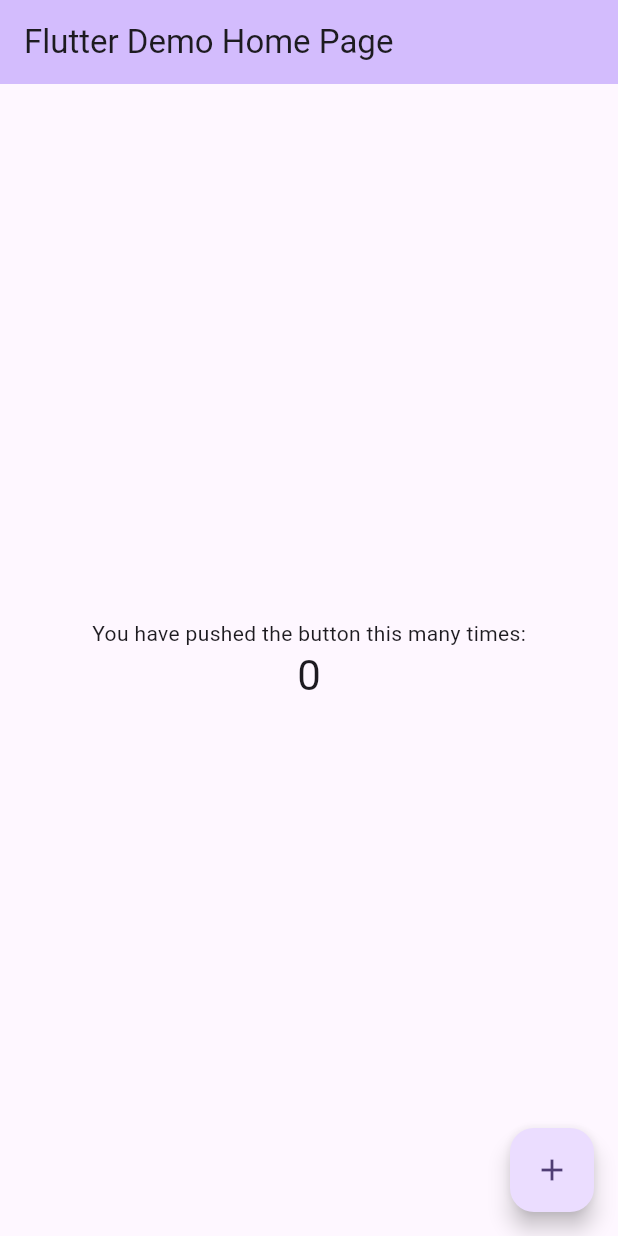
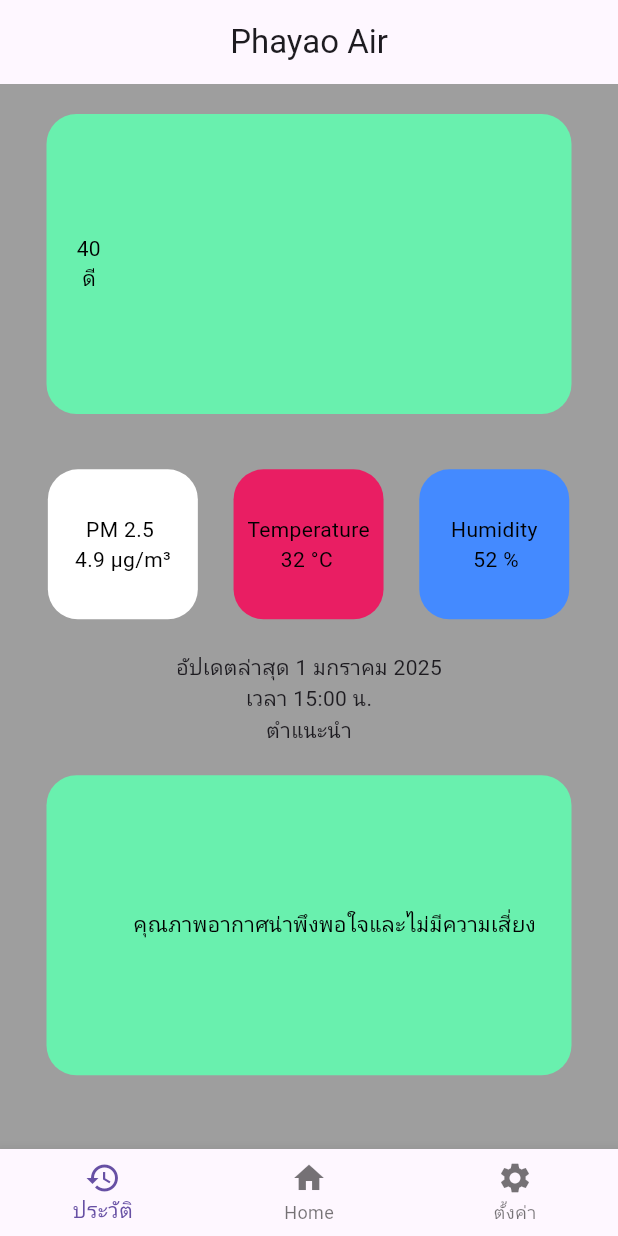
Before and after one commit to P0XKY/226314-Mobile-Application, a Flutter app: the screen it shows after launch, on a phone screen of 412 x 824 dp. Run offline on Flutter 3.47's test engine with Material 3 defaults, Android fonts, the phone set to English and light mode, and no system bars.

Commit message:
add Home

```diff
--- /dev/null
+++ b/lib/Home.dart
@@ -0,0 +1,78 @@
+import 'package:flutter/material.dart';
+
+class Home extends StatelessWidget {
+  const Home({super.key});
+
+
+  @override
+  Widget build(BuildContext context) {
+    return  Container(
+        child: Center(
+          child: Column(
+            children: [
+              box1('40\n ดี',350.0,200.0,Colors.greenAccent),
+              Padding(
+                padding: const EdgeInsets.fromLTRB(20.0,5.0,20.0,10),
+                child: Row(
+                  children: [
+                    box('  PM 2.5\n4.9 µg/m³',100.0,100.0,Colors.white),
+                    box('Temperature\n\t\t\t\t\t\t32 °C',100.0,100.0,Colors.pink),
+                    box('Humidity\n\t\t\t\t52 %',100.0,100.0,Colors.blueAccent),
+
+                  ],
+                ),
+              ),
+              Text("อัปเดตล่าสุด 1 มกราคม 2025"),
+              Text("เวลา 15:00 น."),
+              Text("ตำแนะนำ"),
+              box2('คุณภาพอากาศน่าพึงพอใจและไม่มีความเสี่ยง ',350.0,200.0,Colors.greenAccent),
+            ],
+          ),
+        )
+    );
+  }
+  Widget box1(text,w,h,color){
+    return Container(
+      margin: const EdgeInsets.all(20),
+      width: w,
+      height: h,
+      decoration: BoxDecoration(
+        color: color,
+        borderRadius: BorderRadius.circular(20),
+      ),
+      alignment: Alignment.centerLeft,
+      padding: const EdgeInsets.symmetric(horizontal: 20),
+      child: Text(text, textScaler: const TextScaler.linear(1.0),style: const TextStyle(color: Colors.black)),
+    );
+  }
+
+  Widget box2(text,w,h,color){
+    return Container(
+      margin: const EdgeInsets.all(20),
+      width: w,
+      height: h,
+      decoration: BoxDecoration(
+        color: color,
+        borderRadius: BorderRadius.circular(20),
+      ),
+      alignment: Alignment.centerRight,
+      padding: const EdgeInsets.symmetric(horizontal: 20),
+      child: Text(text, textScaler: const TextScaler.linear(1.0),style: const TextStyle(color: Colors.black)),
+    );
+  }
+
+  Widget box(text,w,h,color){
+    return Container(
+      margin: const EdgeInsets.all(11.9),
+      width: w,
+      height: h,
+      decoration: BoxDecoration(
+        color: color,
+        borderRadius: BorderRadius.circular(20),
+      ),
+      alignment: Alignment.center,
+      child: Text(text, textScaler: const TextScaler.linear(1.0),style: const TextStyle(color: Colors.black)),
+    );
+  }
+
+}
--- a/lib/main.dart
+++ b/lib/main.dart
@@ -1,4 +1,7 @@
+import 'package:application/Home.dart';
 import 'package:flutter/material.dart';
+
+
 
 void main() {
   runApp(const MyApp());
@@ -7,119 +10,34 @@ void main() {
 class MyApp extends StatelessWidget {
   const MyApp({super.key});
 
-  // This widget is the root of your application.
+
   @override
   Widget build(BuildContext context) {
     return MaterialApp(
-      title: 'Flutter Demo',
-      theme: ThemeData(
-        // This is the theme of your application.
-        //
-        // TRY THIS: Try running your application with "flutter run". You'll see
-        // the application has a purple toolbar. Then, without quitting the app,
-        // try changing the seedColor in the colorScheme below to Colors.green
-        // and then invoke "hot reload" (save your changes or press the "hot
-        // reload" button in a Flutter-supported IDE, or press "r" if you used
-        // the command line to start the app).
-        //
-        // Notice that the counter didn't reset back to zero; the application
-        // state is not lost during the reload. To reset the state, use hot
-        // restart instead.
-        //
-        // This works for code too, not just values: Most code changes can be
-        // tested with just a hot reload.
-        colorScheme: ColorScheme.fromSeed(seedColor: Colors.deepPurple),
-        useMaterial3: true,
-      ),
-      home: const MyHomePage(title: 'Flutter Demo Home Page'),
+        home: Scaffold(
+          backgroundColor: Colors.grey,
+          appBar: AppBar(
+            title: const Text("Phayao Air"),
+            centerTitle: true,
+          ),
+          body:  const Home(),
+          bottomNavigationBar:
+          BottomNavigationBar(items: const <BottomNavigationBarItem>[
+            BottomNavigationBarItem(
+              icon: Icon(Icons.history),
+              label: 'ประวัติ',
+            ),
+            BottomNavigationBarItem(
+              icon: Icon(Icons.home),
+              label: 'Home',
+            ),
+            BottomNavigationBarItem(
+              icon: Icon(Icons.settings),
+              label: 'ตั้งค่า',
+            )
+          ]
+          ),
+        )
     );
   }
 }
-
-class MyHomePage extends StatefulWidget {
-  const MyHomePage({super.key, required this.title});
-
-  // This widget is the home page of your application. It is stateful, meaning
-  // that it has a State object (defined below) that contains fields that affect
-  // how it looks.
-
-  // This class is the configuration for the state. It holds the values (in this
-  // case the title) provided by the parent (in this case the App widget) and
-  // used by the build method of the State. Fields in a Widget subclass are
-  // always marked "final".
-
-  final String title;
-
-  @override
-  State<MyHomePage> createState() => _MyHomePageState();
-}
-
-class _MyHomePageState extends State<MyHomePage> {
-  int _counter = 0;
-
-  void _incrementCounter() {
-    setState(() {
-      // This call to setState tells the Flutter framework that something has
-      // changed in this State, which causes it to rerun the build method below
-      // so that the display can reflect the updated values. If we changed
-      // _counter without calling setState(), then the build method would not be
-      // called again, and so nothing would appear to happen.
-      _counter++;
-    });
-  }
-
-  @override
-  Widget build(BuildContext context) {
-    // This method is rerun every time setState is called, for instance as done
-    // by the _incrementCounter method above.
-    //
-    // The Flutter framework has been optimized to make rerunning build methods
-    // fast, so that you can just rebuild anything that needs updating rather
-    // than having to individually change instances of widgets.
-    return Scaffold(
-      appBar: AppBar(
-        // TRY THIS: Try changing the color here to a specific color (to
-        // Colors.amber, perhaps?) and trigger a hot reload to see the AppBar
-        // change color while the other colors stay the same.
-        backgroundColor: Theme.of(context).colorScheme.inversePrimary,
-        // Here we take the value from the MyHomePage object that was created by
-        // the App.build method, and use it to set our appbar title.
-        title: Text(widget.title),
-      ),
-      body: Center(
-        // Center is a layout widget. It takes a single child and positions it
-        // in the middle of the parent.
-        child: Column(
-          // Column is also a layout widget. It takes a list of children and
-          // arranges them vertically. By default, it sizes itself to fit its
-          // children horizontally, and tries to be as tall as its parent.
-          //
-          // Column has various properties to control how it sizes itself and
-          // how it positions its children. Here we use mainAxisAlignment to
-          // center the children vertically; the main axis here is the vertical
-          // axis because Columns are vertical (the cross axis would be
-          // horizontal).
-          //
-          // TRY THIS: Invoke "debug painting" (choose the "Toggle Debug Paint"
-          // action in the IDE, or press "p" in the console), to see the
-          // wireframe for each widget.
-          mainAxisAlignment: MainAxisAlignment.center,
-          children: <Widget>[
-            const Text(
-              'You have pushed the button this many times:',
-            ),
-            Text(
-              '$_counter',
-              style: Theme.of(context).textTheme.headlineMedium,
-            ),
-          ],
-        ),
-      ),
-      floatingActionButton: FloatingActionButton(
-        onPressed: _incrementCounter,
-        tooltip: 'Increment',
-        child: const Icon(Icons.add),
-      ), // This trailing comma makes auto-formatting nicer for build methods.
-    );
-  }
-}
```
